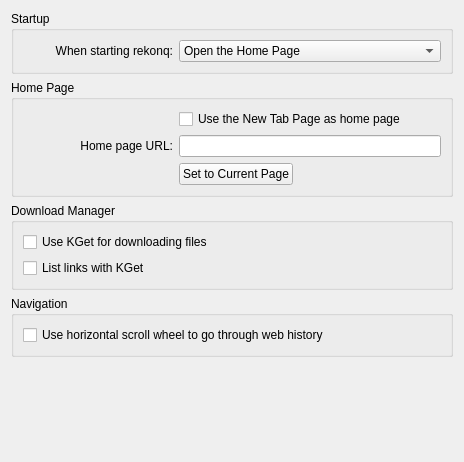
Before: the Qt Designer form src/settings/settings_general.ui in KDE/rekonq, drawn with Qt 5.
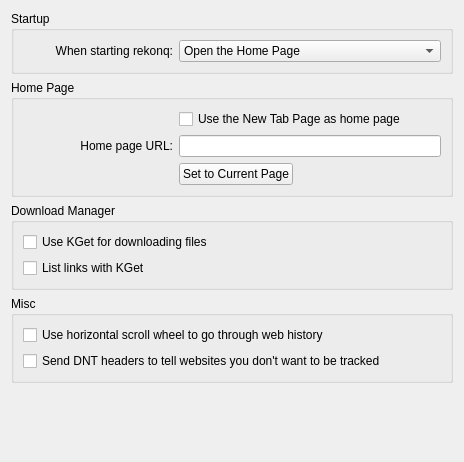
After: the same form once the commit is applied. Custom widgets are drawn as their Qt base class.

Commit message: Added UI option to configure the "Do Not Track" feature

Diff of the .ui file:
```diff
--- a/src/settings/settings_general.ui
+++ b/src/settings/settings_general.ui
@@ -177,7 +177,7 @@
    <item>
     <widget class="QGroupBox" name="groupBox_5">
      <property name="title">
-      <string>Navigation</string>
+      <string>Misc</string>
      </property>
      <layout class="QVBoxLayout" name="verticalLayout_3">
       <item>
@@ -187,6 +187,13 @@
         </property>
        </widget>
       </item>
+      <item>
+       <widget class="QCheckBox" name="doNotTrackCheckBox">
+        <property name="text">
+         <string>Send DNT headers to tell websites you don't want to be tracked</string>
+        </property>
+       </widget>
+      </item>
      </layout>
     </widget>
    </item>
```
The commit also changes 1 other file.
